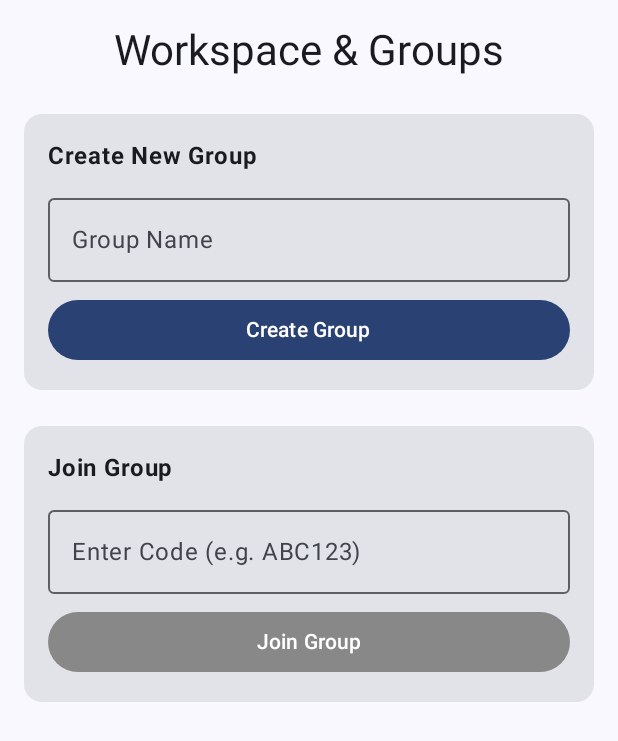
After one commit to sleepysaki/BlockingAppProject, an Android app built with Jetpack Compose: the GroupScreen screen opened through its navigation route, on a phone screen of 412 x 824 dp. The commit adds this screen. Shown: the top 741 px of the screen. Run offline under Robolectric (Android 15) with nearby library versions, the phone set to English and light mode, and no system bars.

Commit message:
Resolve conflicts between Group Feature and Frontend update and create Groups/Workspace

```diff
--- a/app/src/main/java/com/exemple/blockingapps/data/common/BlockState.kt
+++ b/app/src/main/java/com/exemple/blockingapps/data/common/BlockState.kt
@@ -11,14 +11,15 @@ import kotlinx.coroutines.flow.StateFlow
 object BlockState {
     var isBlocking: Boolean = true
     var blockedPackages: Set<String> = emptySet()
+    var targetLatitude: Double = 0.0
+    var targetLongitude: Double = 0.0
+    var targetRadius: Double = 100.0
     val remainingTimeSeconds: ConcurrentHashMap<String, Long> = ConcurrentHashMap()
 
     private val _instantLockRemaining = MutableStateFlow(0L)
     val instantLockRemaining: StateFlow<Long> = _instantLockRemaining
     var isGeofenceActive by mutableStateOf(false)
     var isInStudyZone: Boolean = false
-    var targetLat by mutableStateOf(0.0)
-    var targetLng by mutableStateOf(0.0)
     var restrictedApps = setOf(
         "com.google.android.youtube",
         "com.android.settings",
--- a/app/src/main/java/com/exemple/blockingapps/model/BlockRule.kt
+++ b/app/src/main/java/com/exemple/blockingapps/model/BlockRule.kt
@@ -4,5 +4,8 @@ data class BlockRule(
     val isBlocked: Boolean,
     val limitMinutes: Int?,
     val startTime: String?,
-    val endTime: String?
+    val endTime: String?,
+    val latitude: Double? = 0.0,
+    val longitude: Double? = 0.0,
+    val radius: Double? = 100.0
 )
--- a/app/src/main/java/com/exemple/blockingapps/model/network/RetrofitClient.kt
+++ b/app/src/main/java/com/exemple/blockingapps/model/network/ApiService.kt
@@ -1,5 +1,6 @@
 package com.exemple.blockingapps.model.network
 
+import BlockRuleDTO
 import com.exemple.blockingapps.data.model.LoginRequest
 import com.exemple.blockingapps.data.model.LoginResponse
 import com.exemple.blockingapps.data.model.RegisterRequest
@@ -7,9 +8,14 @@ import retrofit2.Retrofit
 import retrofit2.converter.gson.GsonConverterFactory
 import retrofit2.http.GET
 import com.exemple.blockingapps.model.BlockRule
+import com.exemple.blockingapps.model.CreateGroupRequest
+import com.exemple.blockingapps.model.CreateGroupResponse
+import com.exemple.blockingapps.model.GroupMember
+import com.exemple.blockingapps.model.JoinGroupRequest
 import okhttp3.ResponseBody
 import retrofit2.http.Body
 import retrofit2.http.POST
+import retrofit2.http.Path
 
 // 1. Định nghĩa các hành động gọi API
 interface ApiService {
@@ -21,8 +27,17 @@ interface ApiService {
 
     @POST("/auth/register")
     suspend fun register(@Body request: RegisterRequest): ResponseBody
+    @POST("rules")
+    suspend fun addBlockRule(@Body rule: BlockRuleDTO): Map<String, String>
 
+    @POST("groups/create")
+    suspend fun createGroup(@Body request: CreateGroupRequest): CreateGroupResponse
 
+    @POST("groups/join")
+    suspend fun joinGroup(@Body request: JoinGroupRequest): Map<String, String>
+
+    @GET("groups/{id}/members")
+    suspend fun getGroupMembers(@Path("id") groupId: String): List<GroupMember>
 }
 
 // 2. Tạo cục kết nối (Singleton)
--- /dev/null
+++ b/app/src/main/java/com/exemple/blockingapps/ui/group/GroupScreen.kt
@@ -0,0 +1,116 @@
+package com.exemple.blockingapps.ui.group
+
+import androidx.compose.foundation.background
+import androidx.compose.foundation.layout.*
+import androidx.compose.foundation.lazy.LazyColumn
+import androidx.compose.foundation.lazy.items
+import androidx.compose.material3.*
+import androidx.compose.runtime.*
+import androidx.compose.ui.Alignment
+import androidx.compose.ui.Modifier
+import androidx.compose.ui.graphics.Color
+import androidx.compose.ui.platform.LocalContext
+import androidx.compose.ui.text.font.FontWeight
+import androidx.compose.ui.unit.dp
+import androidx.lifecycle.viewmodel.compose.viewModel
+
+@Composable
+fun GroupScreen(
+    currentUserId: String, // Pass logged-in User UUID here
+    viewModel: GroupViewModel = viewModel()
+) {
+    val context = LocalContext.current
+    var groupName by remember { mutableStateOf("") }
+    var joinCodeInput by remember { mutableStateOf("") }
+
+    val members by viewModel.members.collectAsState()
+    val generatedCode by viewModel.currentJoinCode.collectAsState()
+
+    Column(
+        modifier = Modifier
+            .fillMaxSize()
+            .padding(16.dp),
+        horizontalAlignment = Alignment.CenterHorizontally
+    ) {
+        Text("Workspace & Groups", style = MaterialTheme.typography.headlineMedium)
+
+        Spacer(modifier = Modifier.height(24.dp))
+
+        // --- CREATE GROUP SECTION ---
+        Card(modifier = Modifier.fillMaxWidth()) {
+            Column(modifier = Modifier.padding(16.dp)) {
+                Text("Create New Group", fontWeight = FontWeight.Bold)
+                Spacer(modifier = Modifier.height(8.dp))
+                OutlinedTextField(
+                    value = groupName,
+                    onValueChange = { groupName = it },
+                    label = { Text("Group Name") },
+                    modifier = Modifier.fillMaxWidth()
+                )
+                Spacer(modifier = Modifier.height(8.dp))
+                Button(
+                    onClick = { viewModel.createGroup(context, groupName, currentUserId) },
+                    modifier = Modifier.fillMaxWidth()
+                ) {
+                    Text("Create Group")
+                }
+
+                if (generatedCode.isNotEmpty()) {
+                    Text(
+                        text = "Group Code: $generatedCode",
+                        color = MaterialTheme.colorScheme.primary,
+                        fontWeight = FontWeight.Bold,
+                        style = MaterialTheme.typography.headlineSmall,
+                        modifier = Modifier.padding(top = 8.dp)
+                    )
+                }
+            }
+        }
+
+        Spacer(modifier = Modifier.height(24.dp))
+
+        // --- JOIN GROUP SECTION ---
+        Card(modifier = Modifier.fillMaxWidth()) {
+            Column(modifier = Modifier.padding(16.dp)) {
+                Text("Join Group", fontWeight = FontWeight.Bold)
+                Spacer(modifier = Modifier.height(8.dp))
+                OutlinedTextField(
+                    value = joinCodeInput,
+                    onValueChange = { joinCodeInput = it.uppercase() },
+                    label = { Text("Enter Code (e.g. ABC123)") },
+                    modifier = Modifier.fillMaxWidth()
+                )
+                Spacer(modifier = Modifier.height(8.dp))
+                Button(
+                    onClick = { viewModel.joinGroup(context, joinCodeInput, currentUserId) },
+                    modifier = Modifier.fillMaxWidth(),
+                    colors = ButtonDefaults.buttonColors(containerColor = Color.Gray)
+                ) {
+                    Text("Join Group")
+                }
+            }
+        }
+
+        Spacer(modifier = Modifier.height(24.dp))
+
+        // --- MEMBER LIST ---
+        if (members.isNotEmpty()) {
+            Text("Members", style = MaterialTheme.typography.titleMedium)
+            LazyColumn {
+                items(members) { member ->
+                    Row(
+                        modifier = Modifier
+                            .fillMaxWidth()
+                            .padding(8.dp)
+                            .background(Color.LightGray.copy(alpha = 0.2f))
+                            .padding(12.dp),
+                        horizontalArrangement = Arrangement.SpaceBetween
+                    ) {
+                        Text(member.fullName, fontWeight = FontWeight.Bold)
+                        Text(if (member.isAdmin) "Admin" else "Member", color = Color.DarkGray)
+                    }
+                }
+            }
+        }
+    }
+}
```
Also changed, not shown: app/src/main/java/com/exemple/blockingapps/MainActivity.kt (+60 -50 lines), app/src/main/java/com/exemple/blockingapps/data/model/BlockRuleDTO.kt (added, +14 -0 lines), app/src/main/java/com/exemple/blockingapps/model/GroupModels.kt (added, +31 -0 lines), app/src/main/java/com/exemple/blockingapps/ui/geoblock/GeoBlockScreen.kt (+53 -26 lines), app/src/main/java/com/exemple/blockingapps/ui/geoblock/GeoBlockViewModel.kt (+95 -17 lines), app/src/main/java/com/exemple/blockingapps/ui/group/GroupViewModel.kt (added, +89 -0 lines), app/src/main/java/com/exemple/blockingapps/ui/home/HomeScreen.kt (+5 -11 lines), app/src/main/java/com/exemple/blockingapps/ui/login/LoginScreen.kt (+35 -107 lines).
